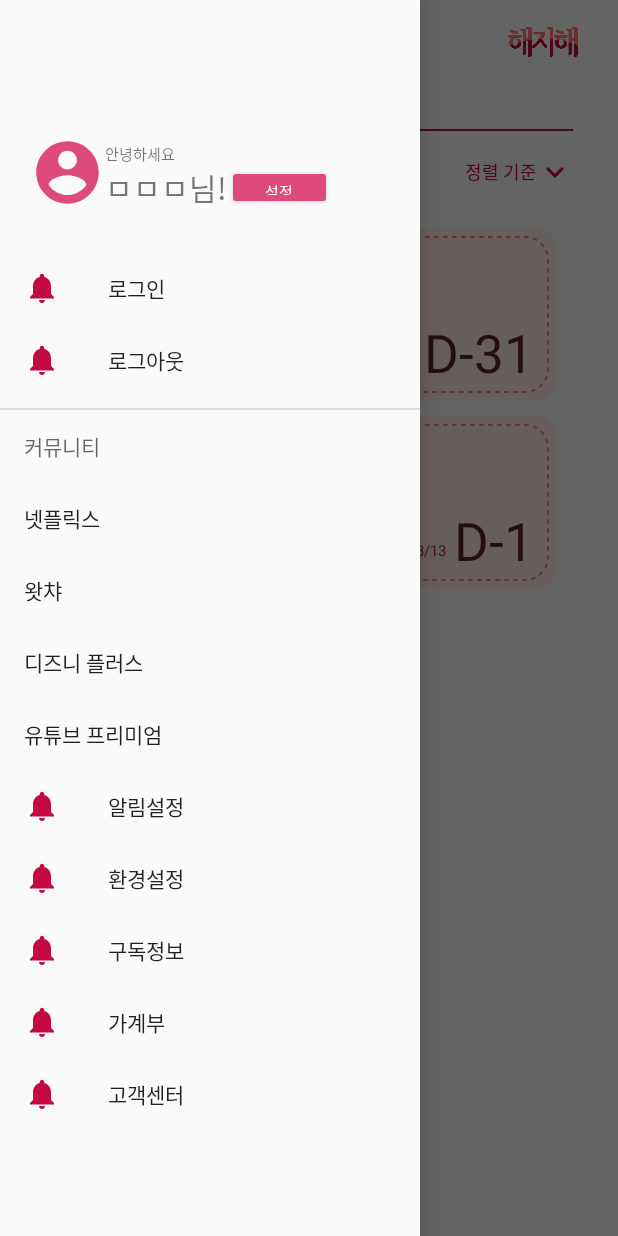
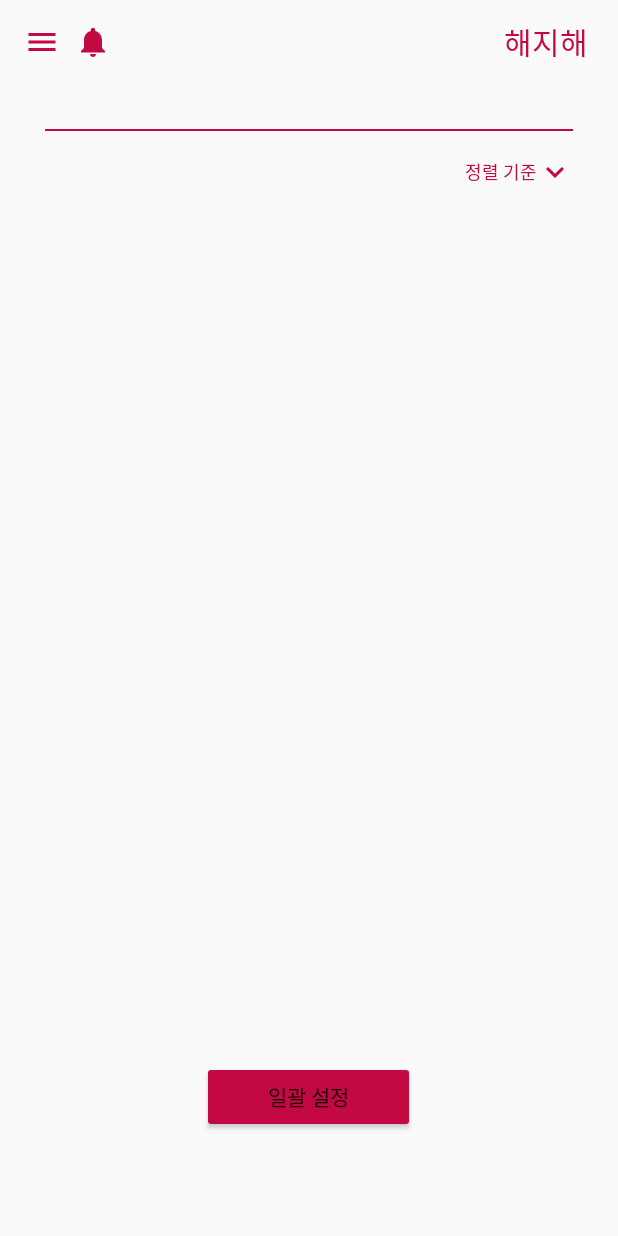
Before and after one commit to TwoMal2/Haejihae, an Android app: the MainActivity screen opened directly, with no data from a screen before it, after a tap on "알림설정", on a phone screen of 412 x 824 dp. Run offline under Robolectric (Android 15) with nearby library versions, the phone set to English and light mode, and no system bars; 9 statements that could not run were skipped; 2 other taps on this screen came first.

Commit message:
menubar + mainpage + toolbar alarm button available

```diff
--- a/app/src/main/AndroidManifest.xml
+++ b/app/src/main/AndroidManifest.xml
@@ -5,12 +5,12 @@
     <application
         android:allowBackup="true"
         android:icon="@mipmap/ic_launcher"
-        android:label="구독정보"
+        android:label="haejihae"
         android:roundIcon="@mipmap/ic_launcher_round"
         android:supportsRtl="true"
         android:theme="@style/Theme.Haejihae">
         <activity
-            android:name=".alarmSet"
+            android:name=".AlarmSet"
             android:label="알림설정"
             android:exported="false" />
         <activity
--- /dev/null
+++ b/app/src/main/java/com/example/haejihae/AlarmSet.java
@@ -0,0 +1,80 @@
+package com.example.haejihae;
+
+import androidx.annotation.NonNull;
+import androidx.appcompat.app.ActionBarDrawerToggle;
+import androidx.appcompat.app.AppCompatActivity;
+import androidx.appcompat.widget.Toolbar;
+import androidx.core.view.GravityCompat;
+import androidx.drawerlayout.widget.DrawerLayout;
+import androidx.recyclerview.widget.LinearLayoutManager;
+import androidx.recyclerview.widget.RecyclerView;
+
+import android.content.Intent;
+import android.os.Bundle;
+import android.view.Menu;
+import android.view.MenuItem;
+import android.view.View;
+import android.widget.ImageButton;
+
+import com.google.android.material.navigation.NavigationView;
+
+import java.util.ArrayList;
+
+public class AlarmSet extends AppCompatActivity implements NavigationView.OnNavigationItemSelectedListener{
+    DrawerLayout drawerLayout;
+    NavigationView navigationView;
+    Toolbar toolbar;
+
+    @Override
+    protected void onCreate(Bundle savedInstanceState) {
+        super.onCreate(savedInstanceState);
+        setContentView(R.layout.activity_alarm_set);
+        drawerLayout = findViewById(R.id.drawer_layout);
+        navigationView = findViewById(R.id.nav_view);
+
+        //로그인 로그아웃 둘 중 하나는 숨기기
+        Menu menu = navigationView.getMenu();
+        menu.findItem(R.id.nav_logout).setVisible(false);
+
+        // 네비게이션 drawer 메뉴
+        navigationView.bringToFront();
+        ActionBarDrawerToggle toggle = new ActionBarDrawerToggle(this,drawerLayout,toolbar,R.string.navigation_drawer_open, R.string.navigation_drawer_close);
+        drawerLayout.addDrawerListener(toggle);
+        toggle.syncState();
+        navigationView.setNavigationItemSelectedListener(this);
+        navigationView.setCheckedItem(R.id.nav_subscribeInfo);
+
+        //툴바 클릭
+        drawerLayout = findViewById(R.id.drawer_layout);
+        findViewById(R.id.iv_menu).setOnClickListener(new View.OnClickListener(){
+            @Override
+            public void onClick(View view){
+                drawerLayout.openDrawer(GravityCompat.START);
+            }
+        });
+
+        findViewById(R.id.iv_notifications).setOnClickListener(new View.OnClickListener(){
+            @Override
+            public void onClick(View view){
+                Intent intent = new Intent(getApplicationContext(), AlarmSet.class);
+                startActivity(intent);
+            }
+        });
+    }
+
+    @Override
+    public boolean onNavigationItemSelected(@NonNull MenuItem menuItem) {
+        switch(menuItem.getItemId()){
+            case R.id.nav_subscribeInfo:
+                Intent intent = new Intent(AlarmSet.this, AlarmSet.class);
+                startActivity(intent);
+                break;
+            case R.id.nav_alarmSet:
+
+                break;
+        }
+
+        drawerLayout.closeDrawer(GravityCompat.START);
+        return true;
+    }
+}
--- a/app/src/main/java/com/example/haejihae/MainActivity.java
+++ b/app/src/main/java/com/example/haejihae/MainActivity.java
@@ -1,6 +1,4 @@
 package com.example.haejihae;
-
-import static androidx.navigation.ui.NavigationUI.*;
 
 import androidx.annotation.NonNull;
 import androidx.appcompat.app.ActionBarDrawerToggle;
@@ -8,23 +6,15 @@ import androidx.appcompat.app.AppCompatActivity;
 import androidx.appcompat.widget.Toolbar;
 import androidx.core.view.GravityCompat;
 import androidx.drawerlayout.widget.DrawerLayout;
-import androidx.fragment.app.Fragment;
-import androidx.fragment.app.FragmentTransaction;
-import androidx.navigation.NavController;
-import androidx.navigation.Navigation;
-import androidx.navigation.ui.NavigationUI;
 import androidx.recyclerview.widget.LinearLayoutManager;
 import androidx.recyclerview.widget.RecyclerView;
 
 import android.content.Intent;
-import android.media.Image;
 import android.os.Bundle;
 import android.view.Menu;
 import android.view.MenuItem;
 import android.view.View;
 import android.widget.ImageButton;
-import android.widget.TextView;
-import android.widget.Button;
 
 import com.google.android.material.navigation.NavigationView;
 
@@ -44,6 +34,21 @@ public class MainActivity extends AppCompatActivity implements NavigationView.On
         super.onCreate(savedInstanceState);
         setContentView(R.layout.activity_main);
 
+        drawerLayout = findViewById(R.id.drawer_layout);
+        navigationView = findViewById(R.id.nav_view);
+
+        //로그인 로그아웃 둘 중 하나는 숨기기
+        Menu menu = navigationView.getMenu();
+        menu.findItem(R.id.nav_logout).setVisible(false);
+
+        // 네비게이션 drawer 메뉴
+        navigationView.bringToFront();
+        ActionBarDrawerToggle toggle = new ActionBarDrawerToggle(this,drawerLayout,toolbar,R.string.navigation_drawer_open, R.string.navigation_drawer_close);
+        drawerLayout.addDrawerListener(toggle);
+        toggle.syncState();
+        navigationView.setNavigationItemSelectedListener(this);
+        navigationView.setCheckedItem(R.id.nav_subscribeInfo);
+
         //아이템 추가 , 데이터베이스 연동 예정
         myData = new ArrayList<>();
         addItem("Netflix","2022/02/08","31");
@@ -55,32 +60,6 @@ public class MainActivity extends AppCompatActivity implements NavigationView.On
         SubscribeItemsAdapter adapter = new SubscribeItemsAdapter(myData, this);
         recyclerView.setAdapter(adapter);
 
-
-        /*DrawerLayout drawerLayout = findViewById(R.id.drawer_layout);
-        navigationView = findViewById(R.id.nav_view);
-
-        //툴바 설정
-        toolbar = findViewById(R.id.main_toolbar);
-        setSupportActionBar(toolbar);
-        getSupportActionBar().setDisplayShowCustomEnabled(true);
-        getSupportActionBar().setDisplayHomeAsUpEnabled(true);
-        getSupportActionBar().setDisplayShowTitleEnabled(false);
-        getSupportActionBar().setHomeAsUpIndicator(R.drawable.ic_baseline_menu_red);
-
-
-        //로그인 로그아웃 둘 중 하나는 숨기기
-        Menu menu = navigationView.getMenu();
-        menu.findItem(R.id.nav_logout).setVisible(false);
-
-
-        navigationView.bringToFront();
-        ActionBarDrawerToggle toggle = new ActionBarDrawerToggle(this,drawerLayout,toolbar,R.string.navigation_drawer_open, R.string.navigation_drawer_close);
-        drawerLayout.addDrawerListener(toggle);
-        toggle.syncState();
-
-        navigationView.setNavigationItemSelectedListener(this);
-        navigationView.setCheckedItem(R.id.nav_subscribeInfo);
-        */
         //툴바 클릭
         drawerLayout = findViewById(R.id.drawer_layout);
         findViewById(R.id.iv_menu).setOnClickListener(new View.OnClickListener(){
@@ -89,16 +68,11 @@ public class MainActivity extends AppCompatActivity implements NavigationView.On
                 drawerLayout.openDrawer(GravityCompat.START);
             }
         });
-        navigationView = findViewById(R.id.nav_view);
-        navigationView.setItemIconTintList(null);
-
-        //NavController navController = Navigation.findNavController(this, R.id.navHostFragment);
-        //NavigationUI.setupWithNavController(navigationView, navController);
 
         findViewById(R.id.iv_notifications).setOnClickListener(new View.OnClickListener(){
             @Override
             public void onClick(View view){
-                Intent intent = new Intent(getApplicationContext(),alarmSet.class);
+                Intent intent = new Intent(getApplicationContext(), AlarmSet.class);
                 startActivity(intent);
             }
         });
@@ -172,7 +146,7 @@ public class MainActivity extends AppCompatActivity implements NavigationView.On
             case R.id.nav_subscribeInfo:
                 break;
             case R.id.nav_alarmSet:
-                Intent intent = new Intent(MainActivity.this, alarmSet.class);
+                Intent intent = new Intent(MainActivity.this, AlarmSet.class);
                 startActivity(intent);
                 break;
         }
--- a/app/src/main/res/layout/activity_alarm_set.xml
+++ b/app/src/main/res/layout/activity_alarm_set.xml
@@ -1,18 +1,126 @@
 <?xml version="1.0" encoding="utf-8"?>
-<androidx.constraintlayout.widget.ConstraintLayout xmlns:android="http://schemas.android.com/apk/res/android"
+<LinearLayout xmlns:android="http://schemas.android.com/apk/res/android"
     xmlns:app="http://schemas.android.com/apk/res-auto"
     xmlns:tools="http://schemas.android.com/tools"
     android:layout_width="match_parent"
     android:layout_height="match_parent"
-    tools:context=".alarmSet">
+    tools:context=".AlarmSet"
+    android:orientation="vertical">
 
-    <TextView
-        android:id="@+id/textView"
+    <!--타이틀바-->
+
+    <androidx.appcompat.widget.Toolbar
+        android:id="@+id/main_toolbar"
+        android:layout_width="match_parent"
+        android:layout_height="wrap_content">
+
+        <ImageButton
+            android:id="@+id/btn_menu"
+            android:layout_width="wrap_content"
+            android:layout_height="wrap_content"
+            android:layout_marginEnd="10dp"
+            android:background="#00FFFFFF"
+            android:src="@drawable/ic_baseline_menu"
+            android:tint="#C30941" />
+
+        <ImageButton
+            android:id="@+id/btn_notifications"
+            android:layout_width="wrap_content"
+            android:layout_height="wrap_content"
+            android:background="#00FFFFFF"
+            android:src="@drawable/ic_baseline_notifications"
+            android:tint="#C30941" />
+
+
+        <!--수정 예정, 임시 배치-->
+        <TextView
+            android:layout_width="wrap_content"
+            android:layout_height="wrap_content"
+            android:layout_gravity="end"
+            android:layout_marginEnd="20dp"
+            android:text="해지해"
+            android:textColor="#C30941"
+            android:textSize="20sp" />
+
+
+    </androidx.appcompat.widget.Toolbar>
+
+    <!--세로 선-->
+
+    <View
+        android:layout_width="wrap_content"
+        android:layout_height="1dp"
+        android:layout_marginLeft="30dp"
+        android:layout_marginTop="30dp"
+        android:layout_marginRight="30dp"
+        android:background="#C30941" />
+
+    <!--알람설정-->
+
+    <FrameLayout
+        android:layout_width="match_parent"
+        android:layout_height="wrap_content"
+        android:layout_marginTop="15dp"
+        android:layout_marginBottom="15dp">
+
+
+        <!--정렬 버튼-->
+
+        <LinearLayout
+            android:layout_width="wrap_content"
+            android:layout_height="match_parent"
+            android:layout_gravity="end"
+            android:layout_marginEnd="30dp"
+            android:orientation="horizontal">
+
+            <TextView
+                android:layout_width="wrap_content"
+                android:layout_height="wrap_content"
+                android:layout_gravity="center"
+                android:text="정렬 기준"
+                android:textColor="#C30941"
+                android:textSize="12sp" />
+
+            <ImageView
+                android:layout_width="wrap_content"
+                android:layout_height="wrap_content"
+                android:src="@drawable/ic_baseline_keyboard_arrow_down"
+                app:tint="#C30941"
+                android:layout_gravity="center"/>
+
+        </LinearLayout>
+
+
+    </FrameLayout>
+
+    <!--구독 이미지 표시 -->
+
+    <LinearLayout
         android:layout_width="wrap_content"
         android:layout_height="wrap_content"
-        android:layout_marginEnd="156dp"
-        android:text="알림설정 페이지"
-        app:layout_constraintBottom_toBottomOf="parent"
-        app:layout_constraintEnd_toEndOf="parent"
-        app:layout_constraintTop_toTopOf="parent" />
-</androidx.constraintlayout.widget.ConstraintLayout>
+        android:layout_marginStart="20dp"
+        android:layout_marginEnd="20dp"
+        android:layout_gravity="center"
+        android:layout_marginBottom="10dp"
+        android:orientation="vertical">
+
+
+    </LinearLayout>
+
+    <androidx.recyclerview.widget.RecyclerView
+        android:id="@+id/rv_subscribe_items"
+        android:layout_width="317dp"
+        android:layout_height="555dp"
+        android:layout_gravity="center">
+    </androidx.recyclerview.widget.RecyclerView>
+
+    <Button
+        android:id="@+id/button2"
+        android:layout_width="142dp"
+        android:layout_height="wrap_content"
+        android:layout_gravity="center"
+        android:backgroundTint="#C30941"
+        android:capitalize="characters"
+        android:text="일괄 설정" />
+
+</LinearLayout>
```
Also changed, not shown: app/src/main/java/com/example/haejihae/SubscribeInfoFragment.java (deleted, +0 -64 lines), app/src/main/java/com/example/haejihae/alarmSet.java (deleted, +0 -14 lines), app/src/main/java/com/example/haejihae/alarmSetFragment.java (deleted, +0 -64 lines), app/src/main/res/layout/fragment_alarm_set.xml (deleted, +0 -106 lines), app/src/main/res/layout/fragment_subscribe_info.xml (deleted, +0 -106 lines), app/src/main/res/navigation/main.xml (+7 -7 lines).
